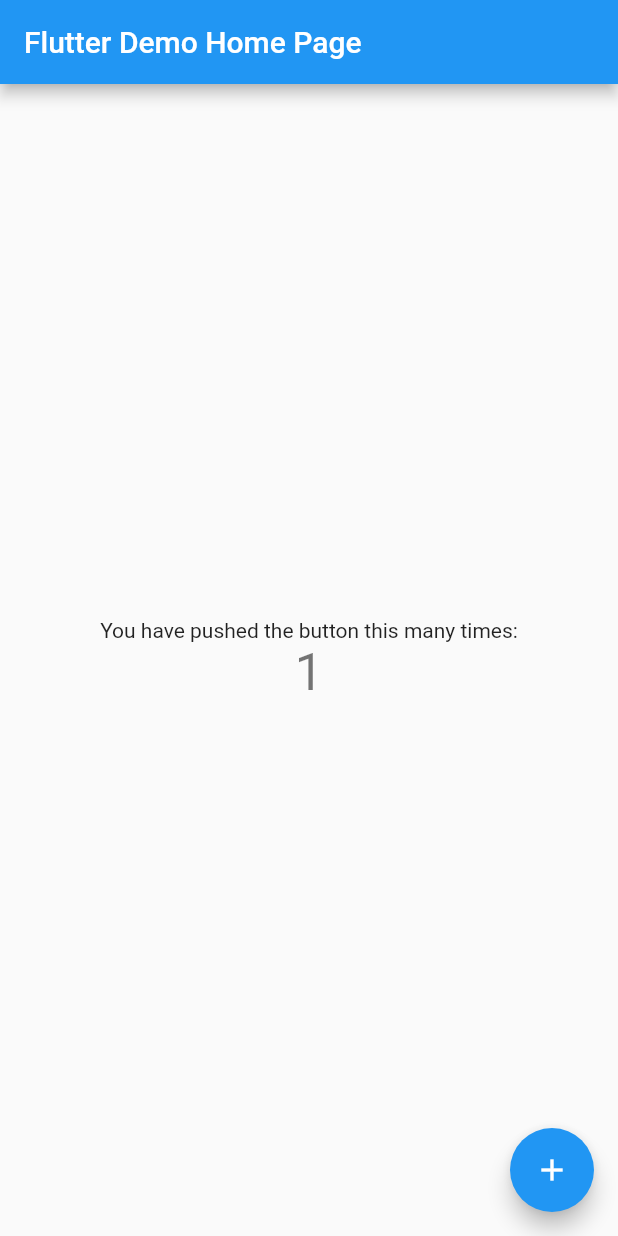
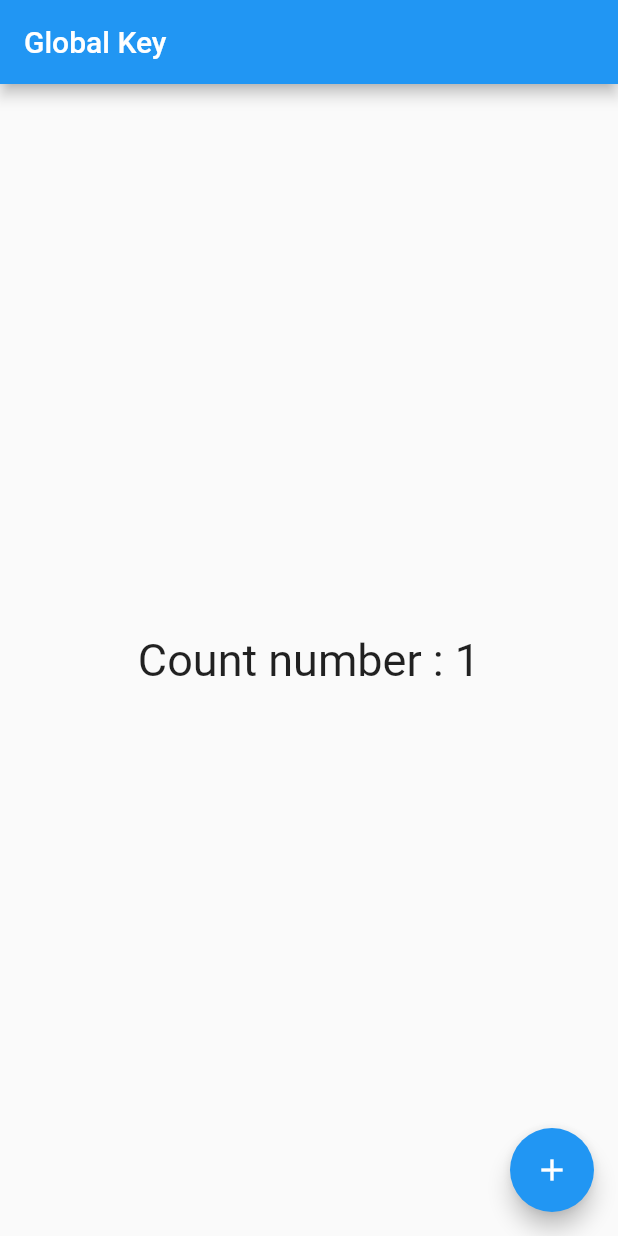
Before and after one commit to aprochoi/flutter_prac, a Flutter app: the screen it shows after launch, after a tap on the "add" icon, on a phone screen of 412 x 824 dp. Run offline on Flutter 3.47's test engine with Material 2 defaults, Android fonts, the light colour scheme and no system bars; our stand-ins replace bloc, cloud_firestore, firebase_core, flutter_bloc, flutter_svg, fluttertoast and 7 more; accounts and stored records are empty; network calls fail.

Commit message:
globalkey lecture

```diff
--- a/globalkey_lecture/lib/main.dart
+++ b/globalkey_lecture/lib/main.dart
@@ -1,4 +1,7 @@
 import 'package:flutter/material.dart';
+import 'package:logger/logger.dart';
+
+var logger = Logger(printer: PrettyPrinter(methodCount: 0));
 
 void main() {
   runApp(const MyApp());
@@ -13,103 +16,64 @@
     return MaterialApp(
       title: 'Flutter Demo',
       theme: ThemeData(
-        // This is the theme of your application.
-        //
-        // Try running your application with "flutter run". You'll see the
-        // application has a blue toolbar. Then, without quitting the app, try
-        // changing the primarySwatch below to Colors.green and then invoke
-        // "hot reload" (press "r" in the console where you ran "flutter run",
-        // or simply save your changes to "hot reload" in a Flutter IDE).
-        // Notice that the counter didn't reset back to zero; the application
-        // is not restarted.
         primarySwatch: Colors.blue,
       ),
-      home: const MyHomePage(title: 'Flutter Demo Home Page'),
+      home: MyKey(),
     );
   }
 }
 
-class MyHomePage extends StatefulWidget {
-  const MyHomePage({Key? key, required this.title}) : super(key: key);
-
-  // This widget is the home page of your application. It is stateful, meaning
-  // that it has a State object (defined below) that contains fields that affect
-  // how it looks.
-
-  // This class is the configuration for the state. It holds the values (in this
-  // case the title) provided by the parent (in this case the App widget) and
-  // used by the build method of the State. Fields in a Widget subclass are
-  // always marked "final".
-
-  final String title;
+class MyKey extends StatelessWidget {
+  final counterKey = GlobalKey<_CounterState>();
 
   @override
-  State<MyHomePage> createState() => _MyHomePageState();
+  Widget build(BuildContext context) {
+    return Scaffold(
+      appBar: AppBar(
+        title: const Text('Global Key'),
+      ),
+      body: Center(
+        child: Counter(
+          key: counterKey,
+        ),
+      ),
+      floatingActionButton: FloatingActionButton(
+        child: const Icon(
+          Icons.add,
+          color: Colors.white,
+        ),
+        onPressed: () {
+          counterKey.currentState?.increment();
+          logger.i(counterKey.currentState?.count);
+        },
+      ),
+    );
+  }
 }
 
-class _MyHomePageState extends State<MyHomePage> {
-  int _counter = 0;
+class Counter extends StatefulWidget {
+  const Counter({Key? key}) : super(key: key);
 
-  void _incrementCounter() {
+  @override
+  State<Counter> createState() => _CounterState();
+}
+
+class _CounterState extends State<Counter> {
+  int count = 0;
+
+  void increment() {
     setState(() {
-      // This call to setState tells the Flutter framework that something has
-      // changed in this State, which causes it to rerun the build method below
-      // so that the display can reflect the updated values. If we changed
-      // _counter without calling setState(), then the build method would not be
-      // called again, and so nothing would appear to happen.
-      _counter++;
+      count++;
     });
   }
 
   @override
   Widget build(BuildContext context) {
-    // This method is rerun every time setState is called, for instance as done
-    // by the _incrementCounter method above.
-    //
-    // The Flutter framework has been optimized to make rerunning build methods
-    // fast, so that you can just rebuild anything that needs updating rather
-    // than having to individually change instances of widgets.
-    return Scaffold(
-      appBar: AppBar(
-        // Here we take the value from the MyHomePage object that was created by
-        // the App.build method, and use it to set our appbar title.
-        title: Text(widget.title),
+    return Center(
+      child: Text(
+        'Count number : $count',
+        style: const TextStyle(fontSize: 30),
       ),
-      body: Center(
-        // Center is a layout widget. It takes a single child and positions it
-        // in the middle of the parent.
-        child: Column(
-          // Column is also a layout widget. It takes a list of children and
-          // arranges them vertically. By default, it sizes itself to fit its
-          // children horizontally, and tries to be as tall as its parent.
-          //
-          // Invoke "debug painting" (press "p" in the console, choose the
-          // "Toggle Debug Paint" action from the Flutter Inspector in Android
-          // Studio, or the "Toggle Debug Paint" command in Visual Studio Code)
-          // to see the wireframe for each widget.
-          //
-          // Column has various properties to control how it sizes itself and
-          // how it positions its children. Here we use mainAxisAlignment to
-          // center the children vertically; the main axis here is the vertical
-          // axis because Columns are vertical (the cross axis would be
-          // horizontal).
-          mainAxisAlignment: MainAxisAlignment.center,
-          children: <Widget>[
-            const Text(
-              'You have pushed the button this many times:',
-            ),
-            Text(
-              '$_counter',
-              style: Theme.of(context).textTheme.headline4,
-            ),
-          ],
-        ),
-      ),
-      floatingActionButton: FloatingActionButton(
-        onPressed: _incrementCounter,
-        tooltip: 'Increment',
-        child: const Icon(Icons.add),
-      ), // This trailing comma makes auto-formatting nicer for build methods.
     );
   }
 }
--- a/globalkey_lecture/pubspec.yaml
+++ b/globalkey_lecture/pubspec.yaml
@@ -34,6 +34,7 @@
   # The following adds the Cupertino Icons font to your application.
   # Use with the CupertinoIcons class for iOS style icons.
   cupertino_icons: ^1.0.2
+  logger: ^1.1.0
 
 dev_dependencies:
   flutter_test:
```
Also changed, not shown: globalkey_lecture/pubspec.lock.
